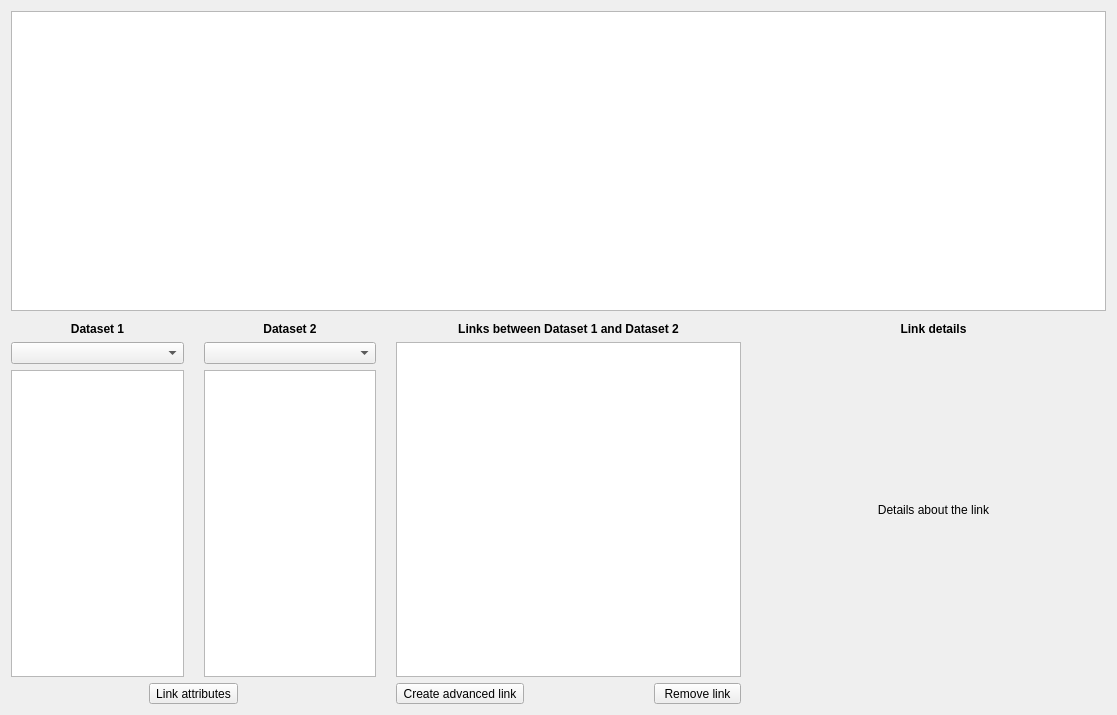
Before: the Qt Designer form glue/dialogs/link_editor/qt/link_editor_widget.ui in glue-viz/glue, drawn with Qt 5.
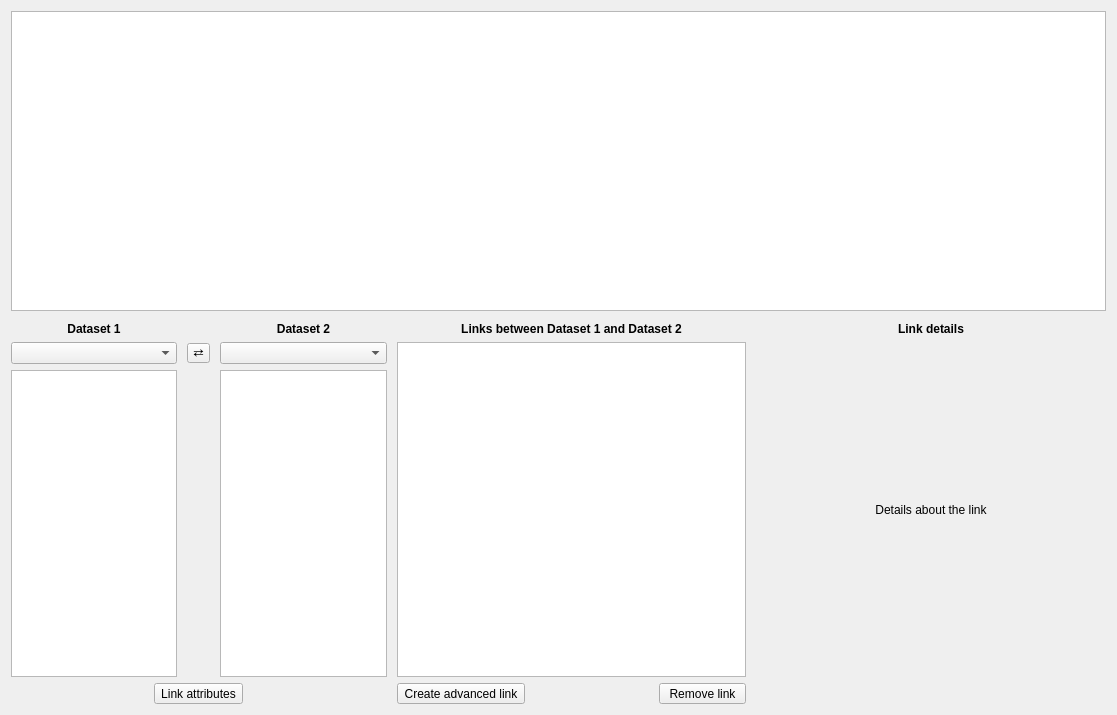
After: the same form once the commit is applied. Custom widgets are drawn as their Qt base class.

Commit message: Added a button to swap the datasets

Diff of the .ui file:
```diff
--- a/glue/dialogs/link_editor/qt/link_editor_widget.ui
+++ b/glue/dialogs/link_editor/qt/link_editor_widget.ui
@@ -53,31 +53,63 @@
     </spacer>
    </item>
    <item>
-    <layout class="QGridLayout" name="layout_columns" columnstretch="10,10,20,20">
+    <layout class="QGridLayout" name="layout_columns" columnstretch="10,1,10,21,21">
      <property name="sizeConstraint">
       <enum>QLayout::SetFixedSize</enum>
      </property>
      <property name="horizontalSpacing">
-      <number>20</number>
+      <number>10</number>
      </property>
-     <item row="2" column="1">
-      <widget class="QListWidget" name="listsel_att2">
-       <property name="sizePolicy">
-        <sizepolicy hsizetype="Expanding" vsizetype="Expanding">
-         <horstretch>0</horstretch>
-         <verstretch>0</verstretch>
-        </sizepolicy>
+     <item row="1" column="4" rowspan="2">
+      <layout class="QVBoxLayout" name="verticalLayout" stretch="1,100">
+       <property name="sizeConstraint">
+        <enum>QLayout::SetDefaultConstraint</enum>
        </property>
-      </widget>
+       <item>
+        <widget class="QLabel" name="link_details">
+         <property name="text">
+          <string>Details about the link</string>
+         </property>
+         <property name="alignment">
+          <set>Qt::AlignCenter</set>
+         </property>
+         <property name="wordWrap">
+          <bool>true</bool>
+         </property>
+        </widget>
+       </item>
+       <item>
+        <layout class="QGridLayout" name="link_io">
+         <property name="sizeConstraint">
+          <enum>QLayout::SetFixedSize</enum>
+         </property>
+         <property name="horizontalSpacing">
+          <number>10</number>
+         </property>
+         <property name="verticalSpacing">
+          <number>5</number>
+         </property>
+        </layout>
+       </item>
+      </layout>
      </item>
-     <item row="1" column="1">
-      <widget class="QComboBox" name="combosel_data2">
-       <property name="sizeAdjustPolicy">
-        <enum>QComboBox::AdjustToMinimumContentsLength</enum>
+     <item row="1" column="3" rowspan="2">
+      <widget class="QListWidget" name="listsel_current_link"/>
+     </item>
+     <item row="3" column="4">
+      <spacer name="horizontalSpacer">
+       <property name="orientation">
+        <enum>Qt::Horizontal</enum>
        </property>
-      </widget>
+       <property name="sizeHint" stdset="0">
+        <size>
+         <width>40</width>
+         <height>20</height>
+        </size>
+       </property>
+      </spacer>
      </item>
-     <item row="0" column="3">
+     <item row="0" column="4">
       <widget class="QLabel" name="label_7">
        <property name="font">
         <font>
@@ -93,7 +125,23 @@
        </property>
       </widget>
      </item>
-     <item row="3" column="2">
+     <item row="0" column="3">
+      <widget class="QLabel" name="label_6">
+       <property name="font">
+        <font>
+         <weight>75</weight>
+         <bold>true</bold>
+        </font>
+       </property>
+       <property name="text">
+        <string>Links between Dataset 1 and Dataset 2</string>
+       </property>
+       <property name="alignment">
+        <set>Qt::AlignCenter</set>
+       </property>
+      </widget>
+     </item>
+     <item row="3" column="3">
       <layout class="QHBoxLayout" name="horizontalLayout_4">
        <item>
         <widget class="QToolButton" name="button_add_link">
@@ -127,23 +175,7 @@
        </item>
       </layout>
      </item>
-     <item row="0" column="2">
-      <widget class="QLabel" name="label_6">
-       <property name="font">
-        <font>
-         <weight>75</weight>
-         <bold>true</bold>
-        </font>
-       </property>
-       <property name="text">
-        <string>Links between Dataset 1 and Dataset 2</string>
-       </property>
-       <property name="alignment">
-        <set>Qt::AlignCenter</set>
-       </property>
-      </widget>
-     </item>
-     <item row="3" column="0" colspan="2">
+     <item row="3" column="0" colspan="3">
       <layout class="QHBoxLayout" name="horizontalLayout">
        <item>
         <widget class="QToolButton" name="button_simple_link">
@@ -157,7 +189,7 @@
      <item row="2" column="0">
       <widget class="QListWidget" name="listsel_att1"/>
      </item>
-     <item row="0" column="1">
+     <item row="0" column="2">
       <widget class="QLabel" name="label_2">
        <property name="font">
         <font>
@@ -173,6 +205,23 @@
        </property>
       </widget>
      </item>
+     <item row="2" column="2">
+      <widget class="QListWidget" name="listsel_att2">
+       <property name="sizePolicy">
+        <sizepolicy hsizetype="Expanding" vsizetype="Expanding">
+         <horstretch>0</horstretch>
+         <verstretch>0</verstretch>
+        </sizepolicy>
+       </property>
+      </widget>
+     </item>
+     <item row="1" column="2">
+      <widget class="QComboBox" name="combosel_data2">
+       <property name="sizeAdjustPolicy">
+        <enum>QComboBox::AdjustToMinimumContentsLength</enum>
+       </property>
+      </widget>
+     </item>
      <item row="1" column="0">
       <widget class="QComboBox" name="combosel_data1">
        <property name="sizeAdjustPolicy">
@@ -196,54 +245,15 @@
        </property>
       </widget>
      </item>
-     <item row="3" column="3">
-      <spacer name="horizontalSpacer">
-       <property name="orientation">
-        <enum>Qt::Horizontal</enum>
+     <item row="1" column="1">
+      <widget class="QToolButton" name="button_flip_data">
+        <property name="styleSheet">
+         <string notr="true">padding: 0px</string>
+        </property>
+       <property name="text">
+         <string>⇄</string>
        </property>
-       <property name="sizeHint" stdset="0">
-        <size>
-         <width>40</width>
-         <height>20</height>
-        </size>
-       </property>
-      </spacer>
-     </item>
-     <item row="1" column="2" rowspan="2">
-      <widget class="QListWidget" name="listsel_current_link"/>
-     </item>
-     <item row="1" column="3" rowspan="2">
-      <layout class="QVBoxLayout" name="verticalLayout" stretch="1,100">
-       <property name="sizeConstraint">
-        <enum>QLayout::SetDefaultConstraint</enum>
-       </property>
-       <item>
-        <widget class="QLabel" name="link_details">
-         <property name="text">
-          <string>Details about the link</string>
-         </property>
-         <property name="alignment">
-          <set>Qt::AlignCenter</set>
-         </property>
-         <property name="wordWrap">
-          <bool>true</bool>
-         </property>
-        </widget>
-       </item>
-       <item>
-        <layout class="QGridLayout" name="link_io">
-         <property name="sizeConstraint">
-          <enum>QLayout::SetFixedSize</enum>
-         </property>
-         <property name="horizontalSpacing">
-          <number>10</number>
-         </property>
-         <property name="verticalSpacing">
-          <number>5</number>
-         </property>
-        </layout>
-       </item>
-      </layout>
+      </widget>
      </item>
     </layout>
    </item>
```
The commit also changes 1 other file.
